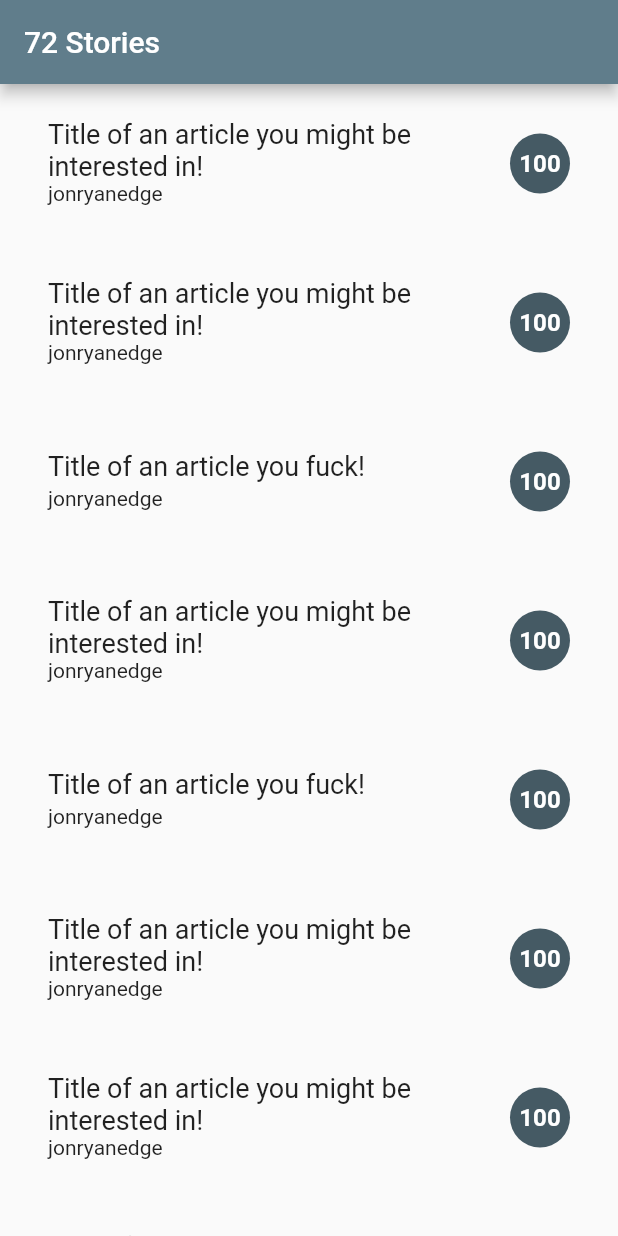
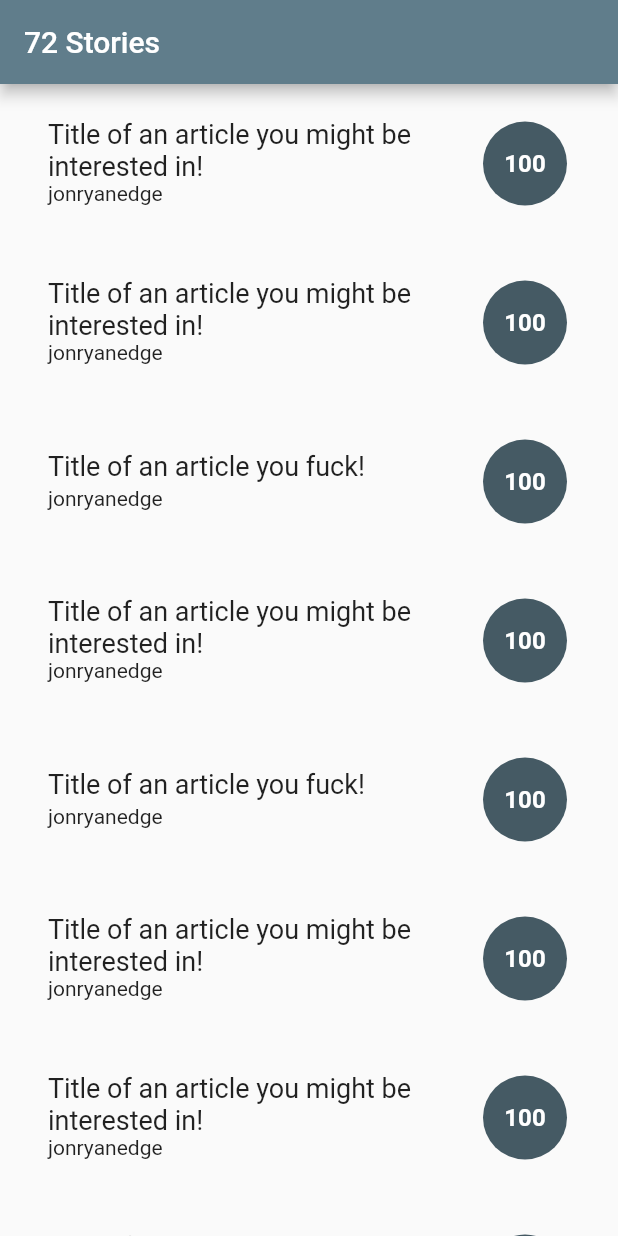
Before and after one commit to jonryanedge/flutter-news-feed, a Flutter app: the screen it shows after launch, on a phone screen of 412 x 824 dp. Run offline on Flutter 3.47's test engine with Material 2 defaults, Android fonts, the phone set to English and light mode, and no system bars.

Commit message:
Updated style

```diff
--- a/lib/main.dart
+++ b/lib/main.dart
@@ -87,6 +87,7 @@ class _MyHomePageState extends State<MyHomePage> {
         ),
         subtitle: Text("${article.by}"),
         trailing: CircleAvatar(
+          radius: 30,
           child: Text(article.score.toString(),
           style: TextStyle(fontWeight: FontWeight.bold)),
           ),
```
